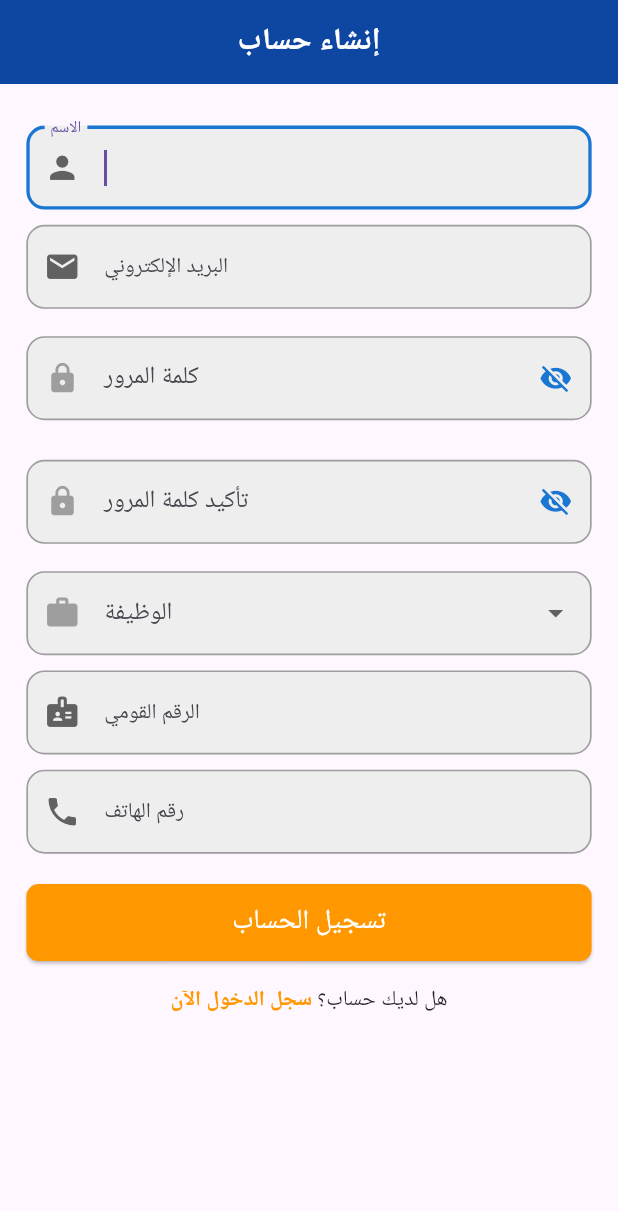
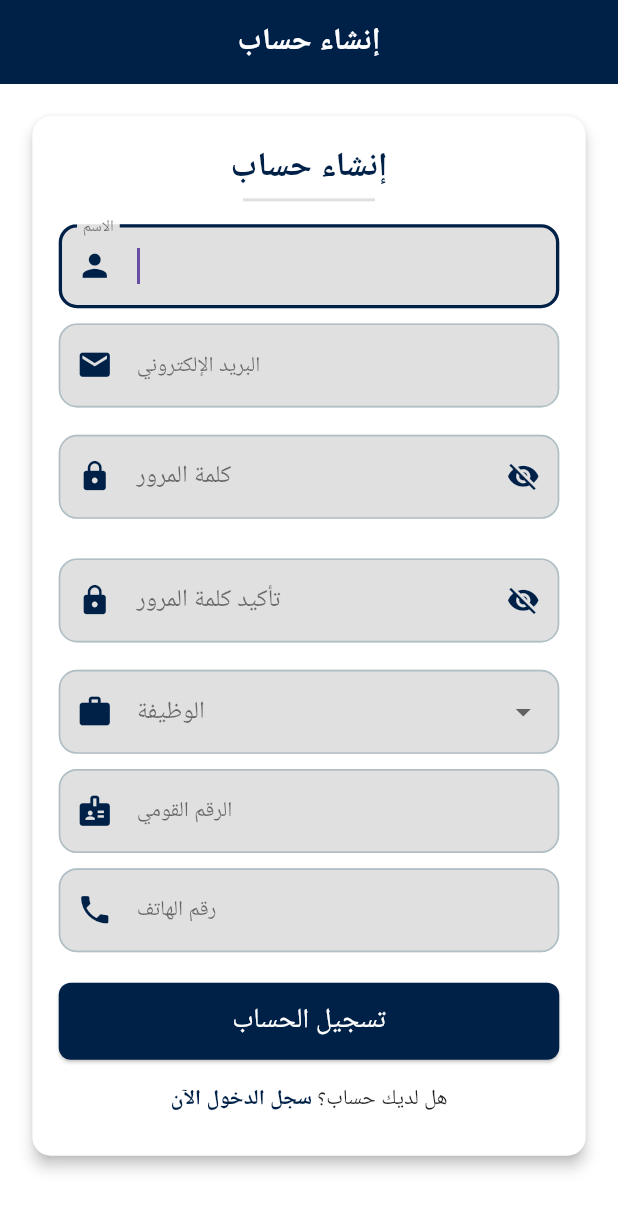
Before and after one commit to Ahmed-Khames2/Quality-Management, a Flutter app: the screen it shows after launch, on a phone screen of 412 x 824 dp. Shown: the top 1211 px of the screen. Run offline on Flutter 3.47's test engine with Material 3 defaults, Android fonts, the phone set to English and light mode, and no system bars; our stand-ins replace flutter_screenutil.

Commit message:
update ui of reg page

```diff
--- a/lib/components/CusomPasswordField.dart
+++ b/lib/components/CusomPasswordField.dart
@@ -22,8 +22,8 @@ class _CustomPasswordFieldState extends State<CustomPasswordField> {
       child: TextFormField(
         decoration: InputDecoration(
           labelText: widget.label,
-          labelStyle: TextStyle(fontSize: 16.sp),
-          prefixIcon: Icon(Icons.lock, color: Colors.grey, size: 22.sp),
+          labelStyle: TextStyle(fontSize: 16.sp, color: Colors.black54),
+          prefixIcon: Icon(Icons.lock, color: Color(0xFF002147), size: 22.sp),
           suffixIcon: IconButton(
             onPressed: () {
               setState(() {
@@ -32,28 +32,29 @@ class _CustomPasswordFieldState extends State<CustomPasswordField> {
             },
             icon: Icon(
               _isPasswordVisible ? Icons.visibility : Icons.visibility_off,
-              color: Colors.blue.shade700,
+              color: Color(0xFF002147),
               size: 22.sp,
             ),
           ),
           filled: true,
-          fillColor: Colors.grey[200],
+          fillColor: Color(0xFFE0E0E0), // رمادي فاتح للخلفية
           border: OutlineInputBorder(
             borderRadius: BorderRadius.circular(12.r),
             borderSide: BorderSide.none,
           ),
           enabledBorder: OutlineInputBorder(
             borderRadius: BorderRadius.circular(12.r),
-            borderSide: BorderSide(color: Colors.grey, width: 1.w),
+            borderSide: BorderSide(color: Color(0xFFB0BEC5), width: 1.w), // رمادي هادئ
           ),
           focusedBorder: OutlineInputBorder(
             borderRadius: BorderRadius.circular(12.r),
-            borderSide: BorderSide(color: Colors.blue.shade700, width: 2.w),
+            borderSide: BorderSide(color: Color(0xFF002147), width: 2.w), // أزرق غامق
           ),
         ),
         obscureText: !_isPasswordVisible,
-        validator: (value) =>
-            value == null || value.isEmpty ? 'يرجى إدخال ${widget.label}' : null,
+        validator: (value) => value == null || value.isEmpty
+            ? 'يرجى إدخال ${widget.label}'
+            : null,
       ),
     );
   }
--- a/lib/components/CustomDropdownField.dart
+++ b/lib/components/CustomDropdownField.dart
@@ -24,22 +24,24 @@ class CustomDropdownField extends StatelessWidget {
     return DropdownButtonFormField<String>(
       value: value,
       decoration: InputDecoration(
-        prefixIcon: icon != null ? Icon(icon, color: Colors.grey, size: 24.sp) : null,
+        prefixIcon: icon != null
+            ? Icon(icon, color: Color(0xFF002147), size: 24.sp)
+            : null,
         labelText: label,
-        labelStyle: TextStyle(fontSize: 16.sp),
+        labelStyle: TextStyle(fontSize: 16.sp, color: Colors.black54),
         filled: true,
-        fillColor: Colors.grey[200],
+        fillColor: Color(0xFFE0E0E0), // رمادي فاتح للخلفية
         border: OutlineInputBorder(
           borderRadius: BorderRadius.circular(12.r),
           borderSide: BorderSide.none,
         ),
         enabledBorder: OutlineInputBorder(
           borderRadius: BorderRadius.circular(12.r),
-          borderSide: BorderSide(color: Colors.grey, width: 1.w),
+          borderSide: BorderSide(color: Color(0xFFB0BEC5), width: 1.w), // رمادي غامق
         ),
         focusedBorder: OutlineInputBorder(
           borderRadius: BorderRadius.circular(12.r),
-          borderSide: BorderSide(color: Colors.blue.shade700, width: 2.w),
+          borderSide: BorderSide(color: Color(0xFF002147), width: 2.w), // أزرق غامق
         ),
       ),
       items: items.map((job) {
@@ -47,7 +49,7 @@ class CustomDropdownField extends StatelessWidget {
           value: job,
           child: Text(
             job,
-            style: TextStyle(fontSize: 16.sp),
+            style: TextStyle(fontSize: 16.sp, color: Colors.black87),
           ),
         );
       }).toList(),
--- a/lib/components/CustomTextField.dart
+++ b/lib/components/CustomTextField.dart
@@ -25,24 +25,24 @@ class CustomTextField extends StatelessWidget {
       focusNode: focusNode,
       controller: controller,
       keyboardType: keyboardType,
-      style: TextStyle(fontSize: 16.sp), // ضبط حجم النص ليكون متجاوبًا
+      style: TextStyle(fontSize: 16.sp, color: Colors.black87), // لون نص واضح
       decoration: InputDecoration(
         labelText: label,
-        labelStyle: TextStyle(fontSize: 14.sp),
-        prefixIcon: Icon(icon, color: Colors.grey.shade700, size: 24.sp),
+        labelStyle: TextStyle(fontSize: 14.sp, color: Colors.black54),
+        prefixIcon: Icon(icon, color: Color(0xFF002147), size: 24.sp),
         filled: true,
-        fillColor: Colors.grey[200],
+        fillColor: Color(0xFFE0E0E0), // رمادي فاتح للخلفية
         border: OutlineInputBorder(
           borderRadius: BorderRadius.circular(12.r),
           borderSide: BorderSide.none,
         ),
         enabledBorder: OutlineInputBorder(
           borderRadius: BorderRadius.circular(12.r),
-          borderSide: BorderSide(color: Colors.grey, width: 1.w),
+          borderSide: BorderSide(color: Color(0xFFB0BEC5), width: 1.w), // رمادي غامق
         ),
         focusedBorder: OutlineInputBorder(
           borderRadius: BorderRadius.circular(12.r),
-          borderSide: BorderSide(color: Colors.blue.shade700, width: 2.w),
+          borderSide: BorderSide(color: Color(0xFF002147), width: 2.w), // أزرق غامق
         ),
       ),
       validator: (value) =>
--- a/lib/signup_page.dart
+++ b/lib/signup_page.dart
@@ -1,5 +1,3 @@
-// ignore_for_file: library_private_types_in_public_api
-
 import 'package:flutter/material.dart';
 import 'package:flutter_screenutil/flutter_screenutil.dart';
 import 'package:sign_up_page/components/CusomPasswordField.dart';
@@ -30,8 +28,7 @@ class _SignUpPageState extends State<SignUpPage> {
     _nameFocusNode.dispose();
     super.dispose();
   }
-//////////////////////////////////////////////////////////////
-  // ignore: unused_field
+
   String? _selectedJob;
   final List<String> _jobs = [
     'طالب بكالوريوس',
@@ -51,8 +48,9 @@ class _SignUpPageState extends State<SignUpPage> {
   @override
   Widget build(BuildContext context) {
     return Scaffold(
+      backgroundColor: Colors.white, // خلفية بيضاء للصفحة
       appBar: AppBar(
-        backgroundColor: Colors.blue.shade900,
+        backgroundColor: Color(0xFF002147), // الأزرق الغامق
         title: Text(
           "إنشاء حساب",
           textDirection: TextDirection.rtl,
@@ -66,11 +64,36 @@ class _SignUpPageState extends State<SignUpPage> {
       ),
       body: Padding(
         padding: EdgeInsets.all(16.w),
+        child: SingleChildScrollView(
+          child: Center(
+            child: Card(
+              shape: RoundedRectangleBorder(
+                borderRadius: BorderRadius.circular(12.r),
+              ),
+              elevation: 4,
+              color: Colors.white,
+              child: Padding(
+                padding: EdgeInsets.all(16.w),
                 child: Form(
                   key: _formKey,
-          child: ListView(
+                  child: Column(
+                    mainAxisSize: MainAxisSize.min,
                     children: [
-              SizedBox(height: 10.h),
+                      Text(
+                        "إنشاء حساب",
+                        style: TextStyle(
+                          fontSize: 22.sp,
+                          fontWeight: FontWeight.bold,
+                          color: Color(0xFF002147),
+                        ),
+                      ),
+                      SizedBox(height: 4.h),
+                      Container(
+                        height: 2.h,
+                        width: 80.w,
+                        color: Color(0xFFE0E0E0), // لون رمادي فاتح
+                      ),
+                      SizedBox(height: 15.h),
                       CustomTextField(
                         label: 'الاسم',
                         icon: Icons.person,
@@ -97,13 +120,18 @@ class _SignUpPageState extends State<SignUpPage> {
                         },
                       ),
                       SizedBox(height: 10.h),
-              const CustomTextField(label: 'الرقم القومي', icon: Icons.badge),
+                      const CustomTextField(
+                          label: 'الرقم القومي', icon: Icons.badge),
                       SizedBox(height: 10.h),
-              const CustomTextField(label: 'رقم الهاتف', icon: Icons.phone),
+                      const CustomTextField(
+                          label: 'رقم الهاتف', icon: Icons.phone),
                       SizedBox(height: 20.h),
-              ElevatedButton(
+                      Container(
+                        width: double.infinity,
+                        child: ElevatedButton(
                           style: ElevatedButton.styleFrom(
-                  backgroundColor: Colors.orange,
+
+                            backgroundColor: const Color(0xFF002147), // الأزرق الغامق
                             foregroundColor: Colors.white,
                             padding: EdgeInsets.symmetric(vertical: 12.h),
                             shape: RoundedRectangleBorder(
@@ -120,6 +148,7 @@ class _SignUpPageState extends State<SignUpPage> {
                             style: TextStyle(fontSize: 18.sp),
                           ),
                         ),
+                      ),
                       SizedBox(height: 15.h),
                       InkWell(
                         onTap: () {
@@ -131,12 +160,13 @@ class _SignUpPageState extends State<SignUpPage> {
                               children: [
                                 TextSpan(
                                   text: "هل لديك حساب؟ ",
-                          style: TextStyle(color: Colors.black87, fontSize: 14.sp),
+                                  style: TextStyle(
+                                      color: Colors.black87, fontSize: 14.sp),
                                 ),
                                 TextSpan(
                                   text: "سجل الدخول الآن",
                                   style: TextStyle(
-                            color: Colors.orange,
+                                    color: Color(0xFF002147),
                                     fontWeight: FontWeight.bold,
                                     fontSize: 14.sp,
                                   ),
@@ -146,7 +176,12 @@ class _SignUpPageState extends State<SignUpPage> {
                           ),
                         ),
                       ),
+                      SizedBox(height: 10.h),
                     ],
+                  ),
+                ),
+              ),
+            ),
           ),
         ),
       ),
--- a/pubspec.yaml
+++ b/pubspec.yaml
@@ -36,6 +36,7 @@ dependencies:
   # Use with the CupertinoIcons class for iOS style icons.
   cupertino_icons: ^1.0.8
   flutter_screenutil: ^5.9.3
+  google_fonts: ^6.2.1
 
 dev_dependencies:
   flutter_test:
```
Also changed, not shown: pubspec.lock, 1 other file. Lines whose indentation alone changed are shown as unchanged.
